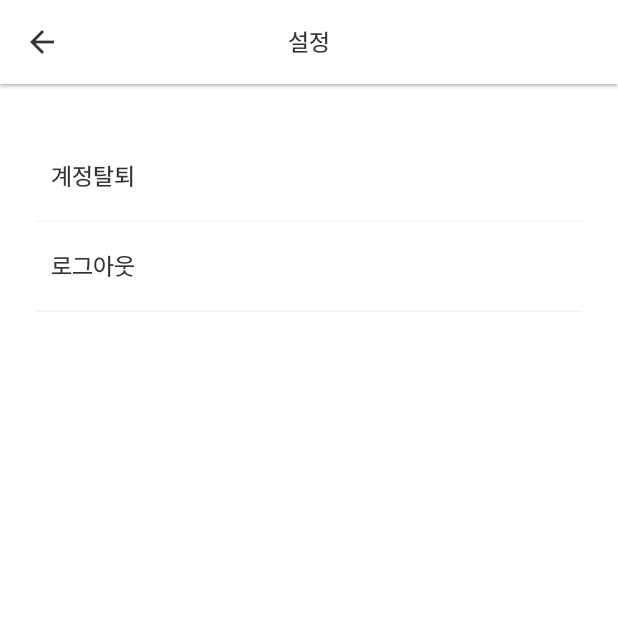
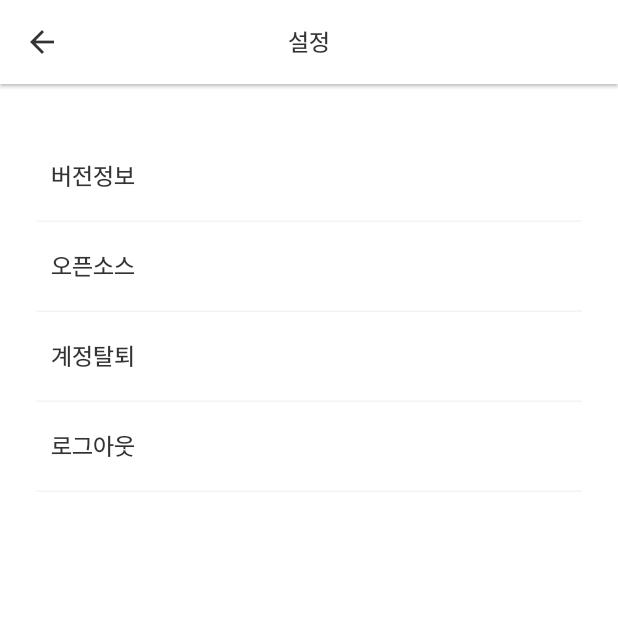
Before and after one commit to sw0610/POOM, a Flutter app: the ProfileSettingsScreen screen opened directly, on a phone screen of 412 x 824 dp, the top half of it. Run offline on Flutter 3.47's test engine with Material 2 defaults, Android fonts, the phone set to English and light mode, and no system bars; our stand-ins replace flutter_svg, image_picker; network calls fail; project files that could hold a hidden picture were left out.

Commit message:
✨ feat : 오픈소스 및 버전확인 탭 이벤트 함수 추가

```diff
--- a/frontend/poom/lib/screens/profile_settings_screen.dart
+++ b/frontend/poom/lib/screens/profile_settings_screen.dart
@@ -80,8 +80,14 @@ class ProfileSettingsScreen extends StatelessWidget {
         padding: const EdgeInsets.symmetric(horizontal: 24, vertical: 32),
         child: Column(
           children: [
-            // MenuItem(title: "버전정보", onTapMenu),
-            // MenuItem(title: "오픈소스", onTapMenu),
+            MenuItem(
+              title: "버전정보",
+              onTapMenu: () {},
+            ),
+            MenuItem(
+              title: "오픈소스",
+              onTapMenu: () {},
+            ),
             MenuItem(
               title: "계정탈퇴",
               onTapMenu: () {
```
